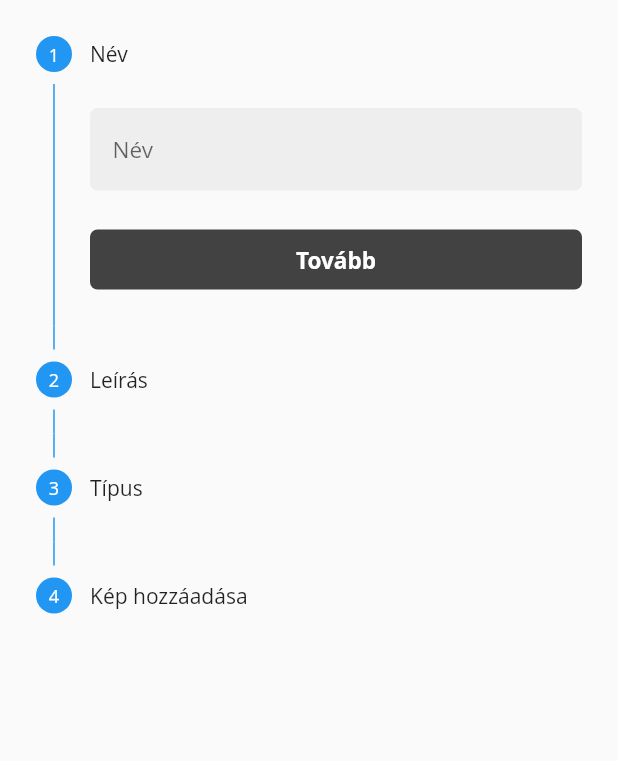
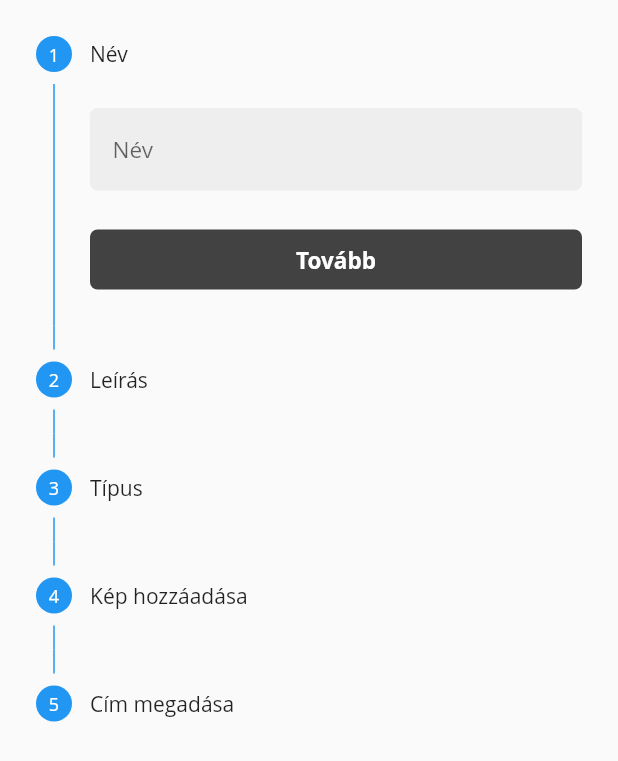
Before and after one commit to kohazidaniel/project-tas, a Flutter app: the NewRestaurantStepperView screen opened directly, on a phone screen of 412 x 824 dp. Shown: the top 761 px of the screen. Run offline on Flutter 3.47's test engine with Material 2 defaults, Android fonts, the phone set to English and light mode, and no system bars; our stand-ins replace carousel_slider, cloud_firestore, firebase_auth, firebase_core, firebase_storage, flare_flutter and 7 more; accounts and stored records are empty.

Commit message:
New restaurant logic fixed, create restaurant stepper finished

```diff
--- a/lib/models/restaurant.dart
+++ b/lib/models/restaurant.dart
@@ -3,8 +3,11 @@ class Restaurant {
   final String ownerId;
   final String name;
   final String description;
-  final List<String> restaurantTypes;
-  final String thumbnail;
+  final List<dynamic> restaurantTypes;
+  final String thumbnailUrl;
+  final double latitude;
+  final double longitude;
+  final String address;
 
   Restaurant({
     this.id,
@@ -12,7 +15,10 @@ class Restaurant {
     this.name,
     this.description,
     this.restaurantTypes,
-    this.thumbnail,
+    this.thumbnailUrl,
+    this.latitude,
+    this.longitude,
+    this.address,
   });
 
   Restaurant.fromData(Map<String, dynamic> data)
@@ -21,7 +27,10 @@ class Restaurant {
         name = data['name'],
         description = data['description'],
         restaurantTypes = data['restaurantTypes'],
-        thumbnail = data['thumbnail'];
+        thumbnailUrl = data['thumbnailUrl'],
+        latitude = data['latitude'],
+        longitude = data['longitude'],
+        address = data['address'];
 
   Map<String, dynamic> toJson() {
     return {
@@ -30,7 +39,10 @@ class Restaurant {
       'name': name,
       'description': description,
       'restaurantTypes': restaurantTypes,
-      'thumbnail': thumbnail,
+      'thumbnailUrl': thumbnailUrl,
+      'latitude': latitude,
+      'longitude': longitude,
+      'address': address,
     };
   }
 }
--- a/lib/ui/router.dart
+++ b/lib/ui/router.dart
@@ -7,7 +7,6 @@ import 'package:tas/ui/views/customer/place_details_view.dart';
 import 'package:tas/ui/views/restaurant/new_restaurant_stepper_view.dart';
 import 'package:tas/ui/views/restaurant/restaurant_main_view.dart';
 import 'package:tas/ui/views/signup_view.dart';
-import 'package:tas/ui/views/startup_view.dart';
 
 Route<dynamic> generateRoute(RouteSettings settings) {
   switch (settings.name) {
@@ -42,12 +41,8 @@ Route<dynamic> generateRoute(RouteSettings settings) {
         viewToShow: RestaurantMainView(),
       );
     case StartUpViewRoute:
-      Map navArguments = settings.arguments as Map;
       return _getPageRoute(
         routeName: settings.name,
-        viewToShow: StartUpView(
-          isNewRestaurant: navArguments['isNewRestaurant'] ?? false,
-        ),
       );
     case NewRestaurantStepperViewRoute:
       return _getPageRoute(
--- a/lib/ui/views/restaurant/new_restaurant_stepper_view.dart
+++ b/lib/ui/views/restaurant/new_restaurant_stepper_view.dart
@@ -147,6 +147,19 @@ class NewRestaurantStepperView extends StatelessWidget {
                         ],
                       ),
                     ),
+                    new Step(
+                      title: const Text('Cím megadása'),
+                      isActive: true,
+                      state: StepState.indexed,
+                      content: InputField(
+                        controller: model.addressController,
+                        placeholder: 'Cím',
+                        validationMessage: model.restaurantAddressErrorMessage,
+                        isLocation: true,
+                        getLocation: () => model.getCurrentPosition(),
+                        enterPressed: () => model.onStepContinue(),
+                      ),
+                    ),
                   ],
                   type: StepperType.vertical,
                   currentStep: model.currStep,
--- a/lib/ui/views/startup_view.dart
+++ b/lib/ui/views/startup_view.dart
@@ -5,15 +5,13 @@ import 'package:provider_architecture/provider_architecture.dart';
 import 'package:tas/viewmodels/startup_view_model.dart';
 
 class StartUpView extends StatelessWidget {
-  final bool isNewRestaurant;
-  const StartUpView({Key key, this.isNewRestaurant = false}) : super(key: key);
+  const StartUpView({Key key}) : super(key: key);
 
   @override
   Widget build(BuildContext context) {
     return ViewModelProvider<StartUpViewModel>.withConsumer(
       viewModel: StartUpViewModel(),
       onModelReady: (model) {
-        model.setIsNewRestaurant(isNewRestaurant);
         model.handleStartUpLogic();
       },
       builder: (context, model, child) => Scaffold(
--- a/lib/ui/widgets/input_field.dart
+++ b/lib/ui/widgets/input_field.dart
@@ -10,6 +10,8 @@ class InputField extends StatefulWidget {
   final TextEditingController controller;
   final TextInputType textInputType;
   final bool password;
+  final bool isLocation;
+  final Function getLocation;
   final bool isReadOnly;
   final String placeholder;
   final String validationMessage;
@@ -22,8 +24,8 @@ class InputField extends StatefulWidget {
   final Function(String) onChanged;
   final TextInputFormatter formatter;
 
-  InputField(
-      {@required this.controller,
+  InputField({
+    @required this.controller,
     @required this.placeholder,
     this.enterPressed,
     this.fieldFocusNode,
@@ -36,7 +38,10 @@ class InputField extends StatefulWidget {
     this.textInputType = TextInputType.text,
     this.password = false,
     this.isReadOnly = false,
-      this.smallVersion = false});
+    this.smallVersion = false,
+    this.getLocation,
+    this.isLocation = false,
+  });
 
   @override
   _InputFieldState createState() => _InputFieldState();
@@ -107,6 +112,17 @@ class _InputFieldState extends State<InputField> {
                             : Icons.visibility_off))
                     : Container(),
               ),
+              GestureDetector(
+                onTap: widget.getLocation,
+                child: widget.isLocation
+                    ? Container(
+                        width: fieldHeight,
+                        height: fieldHeight,
+                        alignment: Alignment.centerRight,
+                        child: Icon(Icons.my_location_outlined),
+                      )
+                    : Container(),
+              ),
             ],
           ),
         ),
--- a/pubspec.yaml
+++ b/pubspec.yaml
@@ -35,6 +35,8 @@ dependencies:
   font_awesome_flutter: ^8.8.1
   image_picker: ^0.6.7+12
   uuid: ^2.2.2
+  geocoding: ^1.0.5
+  geolocator: ^6.1.0
   cloud_firestore: ^0.14.1+3
   firebase_auth: ^0.18.1+2
   firebase_storage: ^4.0.1
```
Also changed, not shown: lib/services/firestore_service.dart (+23 -2 lines), lib/ui/views/restaurant/restaurant_main_view.dart (+53 -94 lines), lib/viewmodels/restaurant/new_restaurant_stepper_view_model.dart (+69 -11 lines), lib/viewmodels/restaurant/restaurant_main_view_model.dart (+15 -0 lines), lib/viewmodels/signup_view_model.dart (+1 -6 lines), lib/viewmodels/startup_view_model.dart (+7 -10 lines), pubspec.lock, 1 other file. Lines whose indentation alone changed are shown as unchanged.
